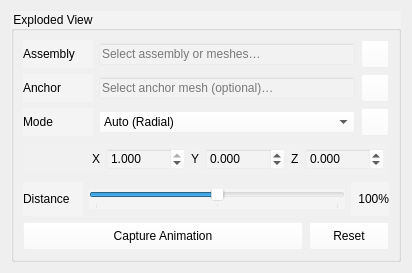
01Hub/ModelViewer, file ui/ExplodedViewPanel.ui: the form before one commit.
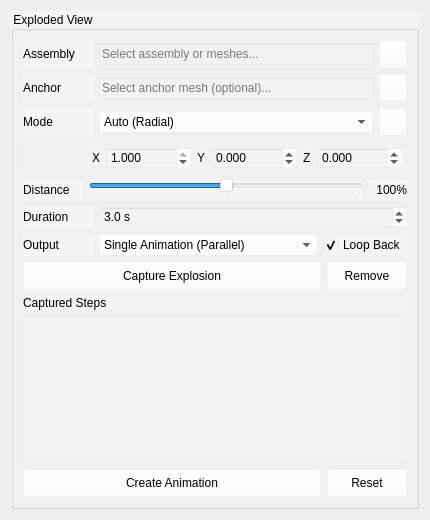
The form after the commit. Icons and pictures are not drawn.

Commit message: Exploded view: animation capture and glTF export

Patch:
```diff
--- a/ui/ExplodedViewPanel.ui
+++ b/ui/ExplodedViewPanel.ui
@@ -6,14 +6,14 @@
    <rect>
     <x>0</x>
     <y>0</y>
-    <width>412</width>
-    <height>273</height>
+    <width>430</width>
+    <height>520</height>
    </rect>
   </property>
   <property name="minimumSize">
    <size>
-    <width>360</width>
-    <height>260</height>
+     <width>360</width>
+     <height>460</height>
    </size>
   </property>
   <property name="windowTitle">
@@ -65,7 +65,7 @@
            <bool>true</bool>
           </property>
           <property name="placeholderText">
-           <string>Select assembly or meshes…</string>
+           <string>Select assembly or meshes...</string>
           </property>
          </widget>
         </item>
@@ -139,7 +139,7 @@
            <bool>true</bool>
           </property>
           <property name="placeholderText">
-           <string>Select anchor mesh (optional)…</string>
+           <string>Select anchor mesh (optional)...</string>
           </property>
          </widget>
         </item>
@@ -458,6 +458,193 @@
        </layout>
       </item>
       <item row="5" column="0">
+       <layout class="QHBoxLayout" name="layoutDuration">
+        <item>
+         <widget class="QLabel" name="labelDuration">
+          <property name="minimumSize">
+           <size>
+            <width>70</width>
+            <height>0</height>
+           </size>
+          </property>
+          <property name="text">
+           <string>Duration</string>
+          </property>
+         </widget>
+        </item>
+        <item>
+         <widget class="QDoubleSpinBox" name="doubleSpinBoxAnimationDuration">
+          <property name="sizePolicy">
+           <sizepolicy hsizetype="Expanding" vsizetype="Fixed">
+            <horstretch>1</horstretch>
+            <verstretch>0</verstretch>
+           </sizepolicy>
+          </property>
+          <property name="styleSheet">
+           <string notr="true">background-color: rgba(255, 255, 255, 10%);</string>
+          </property>
+          <property name="decimals">
+           <number>1</number>
+          </property>
+          <property name="minimum">
+           <double>0.500000000000000</double>
+          </property>
+          <property name="maximum">
+           <double>30.000000000000000</double>
+          </property>
+          <property name="singleStep">
+           <double>0.500000000000000</double>
+          </property>
+          <property name="value">
+           <double>3.000000000000000</double>
+          </property>
+          <property name="suffix">
+           <string> s</string>
+          </property>
+         </widget>
+        </item>
+       </layout>
+      </item>
+      <item row="6" column="0">
+       <layout class="QHBoxLayout" name="layoutAnimationMode">
+        <item>
+         <widget class="QLabel" name="labelAnimationMode">
+          <property name="minimumSize">
+           <size>
+            <width>70</width>
+            <height>0</height>
+           </size>
+          </property>
+          <property name="text">
+           <string>Output</string>
+          </property>
+         </widget>
+        </item>
+        <item>
+         <widget class="QComboBox" name="comboBoxAnimationMode">
+          <property name="sizePolicy">
+           <sizepolicy hsizetype="Expanding" vsizetype="Fixed">
+            <horstretch>1</horstretch>
+            <verstretch>0</verstretch>
+           </sizepolicy>
+          </property>
+          <property name="styleSheet">
+           <string notr="true">background-color: rgba(255, 255, 255, 10%);</string>
+          </property>
+          <item>
+           <property name="text">
+            <string>Single Animation (Parallel)</string>
+           </property>
+          </item>
+          <item>
+           <property name="text">
+            <string>Single Animation (Sequential)</string>
+           </property>
+          </item>
+          <item>
+           <property name="text">
+            <string>Separate Animations</string>
+           </property>
+          </item>
+         </widget>
+        </item>
+        <item>
+         <widget class="QCheckBox" name="checkBoxLoopBack">
+          <property name="toolTip">
+           <string>Append a reverse pass back to the original assembled state</string>
+          </property>
+          <property name="text">
+           <string>Loop Back</string>
+          </property>
+          <property name="checked">
+           <bool>true</bool>
+          </property>
+         </widget>
+        </item>
+       </layout>
+      </item>
+      <item row="7" column="0">
+       <layout class="QHBoxLayout" name="layoutCaptureButtons">
+        <item>
+         <widget class="QPushButton" name="pushButtonCaptureView">
+          <property name="enabled">
+           <bool>false</bool>
+          </property>
+          <property name="sizePolicy">
+           <sizepolicy hsizetype="Expanding" vsizetype="Fixed">
+            <horstretch>1</horstretch>
+            <verstretch>0</verstretch>
+           </sizepolicy>
+          </property>
+          <property name="minimumSize">
+           <size>
+            <width>140</width>
+            <height>28</height>
+           </size>
+          </property>
+          <property name="toolTip">
+           <string>Capture the current exploded transforms as a reusable explosion step</string>
+          </property>
+          <property name="styleSheet">
+           <string notr="true">background-color: rgba(255, 255, 255, 10%);</string>
+          </property>
+          <property name="text">
+           <string>Capture Explosion</string>
+          </property>
+         </widget>
+        </item>
+        <item>
+         <widget class="QPushButton" name="pushButtonRemoveCapture">
+          <property name="enabled">
+           <bool>false</bool>
+          </property>
+          <property name="minimumSize">
+           <size>
+            <width>80</width>
+            <height>28</height>
+           </size>
+          </property>
+          <property name="toolTip">
+           <string>Remove the selected captured explosion step</string>
+          </property>
+          <property name="styleSheet">
+           <string notr="true">background-color: rgba(255, 255, 255, 10%);</string>
+          </property>
+          <property name="text">
+           <string>Remove</string>
+          </property>
+         </widget>
+        </item>
+       </layout>
+      </item>
+      <item row="8" column="0">
+       <layout class="QVBoxLayout" name="layoutCapturedList">
+        <item>
+         <widget class="QLabel" name="labelCapturedSteps">
+          <property name="text">
+           <string>Captured Steps</string>
+          </property>
+         </widget>
+        </item>
+        <item>
+         <widget class="QListWidget" name="listWidgetCapturedViews">
+          <property name="minimumSize">
+           <size>
+            <width>0</width>
+            <height>140</height>
+           </size>
+          </property>
+          <property name="toolTip">
+           <string>Ordered list of captured explosion steps used to build animations</string>
+          </property>
+          <property name="styleSheet">
+           <string notr="true">background-color: rgba(255, 255, 255, 10%);</string>
+          </property>
+         </widget>
+        </item>
+       </layout>
+      </item>
+      <item row="9" column="0">
        <layout class="QHBoxLayout" name="layoutButtons">
         <item>
          <widget class="QPushButton" name="pushButtonCapture">
@@ -483,7 +670,7 @@
            <string notr="true">background-color: rgba(255, 255, 255, 10%);</string>
           </property>
           <property name="text">
-           <string>Capture Animation</string>
+           <string>Create Animation</string>
           </property>
          </widget>
         </item>
```
Left out of the diff: 10 changed lines with no effect on the pictures. The commit also changes 7 other files.
